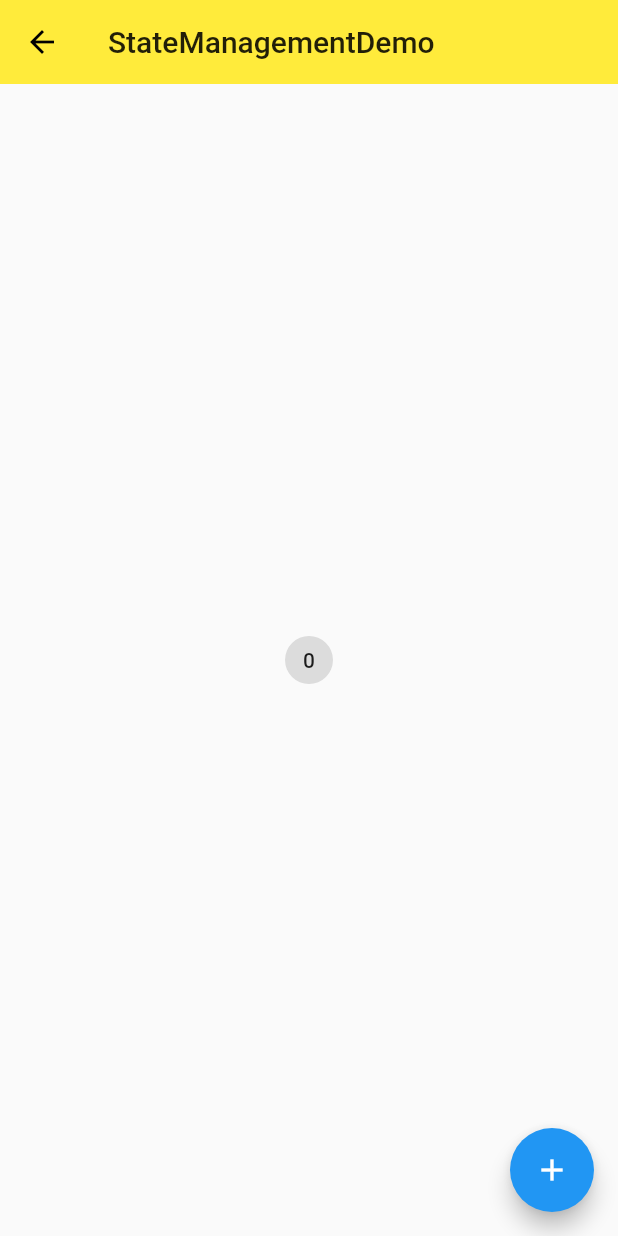
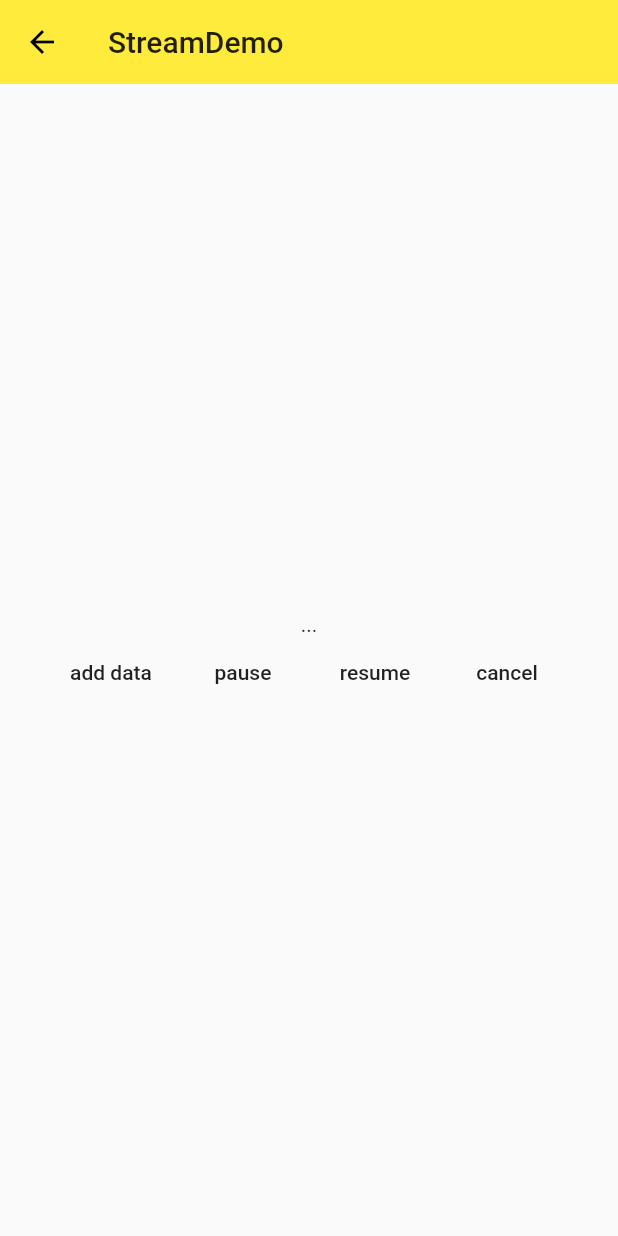
Before and after one commit to zhyaiqq/learn_flutter, a Flutter app: the screen it shows after launch, on a phone screen of 412 x 824 dp. Run offline on Flutter 3.47's test engine with Material 2 defaults, Android fonts, the phone set to English and light mode, and no system bars.

Commit message:
feat: 初识stream

```diff
--- /dev/null
+++ b/lib/demo/stream/stream_demo.dart
@@ -0,0 +1,208 @@
+import 'package:flutter/material.dart';
+import 'dart:async';
+
+class StreamDemo extends StatelessWidget {
+  @override
+  Widget build(BuildContext context) {
+    return Scaffold(
+      appBar: AppBar(title: Text('StreamDemo'), elevation: 0.0),
+      body: StreamHome()
+    );
+  }
+}
+
+class StreamHome extends StatefulWidget {
+  @override
+  _StreamHomeState2 createState() => _StreamHomeState2();
+}
+
+class _StreamHomeState2 extends State<StreamHome> {
+  StreamSubscription _streamDemoSubscription;
+  StreamController<String> _streamDemo;
+  StreamSink _sinkDemo;
+
+  String data = '...';
+
+  @override
+  void dispose() {
+    super.dispose();
+    _streamDemo.close();
+  }
+
+  @override
+  void initState() {
+    super.initState();
+
+    print('create stream');
+    // _streamDemo = StreamController<String>();
+    _streamDemo = StreamController.broadcast();
+    _sinkDemo = _streamDemo.sink;
+
+    print('listen stream');
+    _streamDemoSubscription = _streamDemo.stream.listen(onData, onError: onError, onDone: onDone);
+
+
+    print('init stream end');
+  }
+
+  void onData (String data) {
+    print(data);
+    setState(() {
+      this.data = data;
+    });
+  }
+
+  void onError (error) {
+    print('error: $error');
+  }
+
+  void onDone () {
+    print('done');
+  }
+
+  void _pauseStream () {
+    print('pause stream');
+    _streamDemoSubscription.pause();
+  }
+
+  void _resumeStream () {
+    print('resume stream');
+    _streamDemoSubscription.resume();
+  }
+
+  _cancelStream () {
+    print('cancel stream');
+    _streamDemoSubscription.cancel();
+  }
+
+  void _addDataToStream () async {
+    print('add data to stream');
+
+    String data = await fetchData();
+    // _streamDemo.add(data);
+    _sinkDemo.add(data);
+  }
+
+  Future<String> fetchData () async {
+    await Future.delayed(Duration(seconds: 2));
+    // throw '出错了';
+    return 'hello~';
+  }
+
+  @override
+  Widget build(BuildContext context) {
+    return Container(
+      child: Column(
+        mainAxisAlignment: MainAxisAlignment.center,
+        children: <Widget>[
+          // Text('$data'),
+          StreamBuilder(
+            stream: _streamDemo.stream,
+            initialData: '...',
+            builder: (context, snapshot) {
+              return Text('${snapshot.data}');
+            },
+          ),
+          Row(
+            mainAxisAlignment: MainAxisAlignment.center,
+            children: <Widget>[
+              FlatButton(
+                onPressed: _addDataToStream,
+                child: Text('add data')
+              ),
+              FlatButton(
+                onPressed: _pauseStream,
+                child: Text('pause')
+              ),
+              FlatButton(
+                onPressed: _resumeStream,
+                child: Text('resume')
+              ),
+              FlatButton(
+                onPressed: _cancelStream,
+                child: Text('cancel')
+              ),
+            ]
+          ),
+        ],
+      ),
+    );
+  }
+}
+
+class _StreamHomeState extends State<StreamHome> {
+  StreamSubscription _streamDemoSubscription;
+
+  @override
+  void initState() {
+    super.initState();
+    print('create stream');
+    Stream<String> _streamDemo = Stream.fromFuture(fetchData());
+
+    print('listen stream');
+    _streamDemoSubscription = _streamDemo.listen(onData, onError: onError, onDone: onDone);
+
+    print('init stream end');
+  }
+
+  void onData (String data) {
+    print(data);
+  }
+
+  void onError (error) {
+    print('error: $error');
+  }
+
+  void onDone () {
+    print('done');
+  }
+
+  void _pauseStream () {
+    print('pause stream');
+    _streamDemoSubscription.pause();
+  }
+
+  void _resumeStream () {
+    print('resume stream');
+    _streamDemoSubscription.resume();
+  }
+
+  _cancelStream () {
+    print('cancel stream');
+    _streamDemoSubscription.cancel();
+  }
+
+  Future<String> fetchData () async {
+    await Future.delayed(Duration(seconds: 5));
+    // throw '出错了';
+    return 'hello~';
+  }
+
+  @override
+  Widget build(BuildContext context) {
+    return Container(
+      child: Column(
+        mainAxisAlignment: MainAxisAlignment.center,
+        children: <Widget>[
+          Row(
+            mainAxisAlignment: MainAxisAlignment.center,
+            children: <Widget>[
+              FlatButton(
+                onPressed: _pauseStream,
+                child: Text('pause')
+              ),
+              FlatButton(
+                onPressed: _resumeStream,
+                child: Text('resume')
+              ),
+              FlatButton(
+                onPressed: _cancelStream,
+                child: Text('cancel')
+              ),
+            ]
+          ),
+        ],
+      ),
+    );
+  }
+}
--- a/lib/main.dart
+++ b/lib/main.dart
@@ -8,6 +8,7 @@ import './demo/routes.dart';
 import './demo/form.dart';
 import './demo/material_components.dart';
 import './demo/state/state_management_demo.dart';
+import './demo/stream/stream_demo.dart';
 
 void main() => runApp(AppState());
 
@@ -21,13 +22,14 @@ class AppState extends StatelessWidget {
         primaryColor: Colors.yellow,
         accentColor: Colors.blue
       ),
-      initialRoute: '/state',
+      initialRoute: '/stream',
       routes: {
         '/': (BuildContext context) => Home(),
         '/about': (BuildContext context) => RouteDemo('about'),
         '/form': (BuildContext context) => FormDemo(),
         '/mdc': (context) => MaterialComponets(),
-        '/state': (context) => StateManagementDemo()
+        '/state': (context) => StateManagementDemo(),
+        '/stream': (context) => StreamDemo(),
       }
     );
   }
```
Also changed, not shown: 2 other files.
